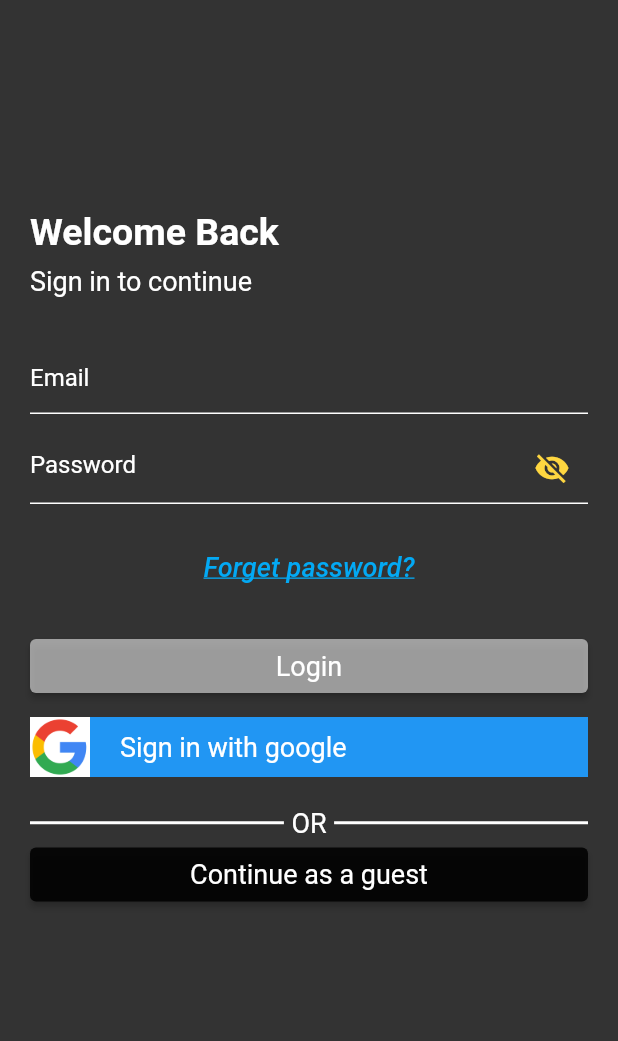
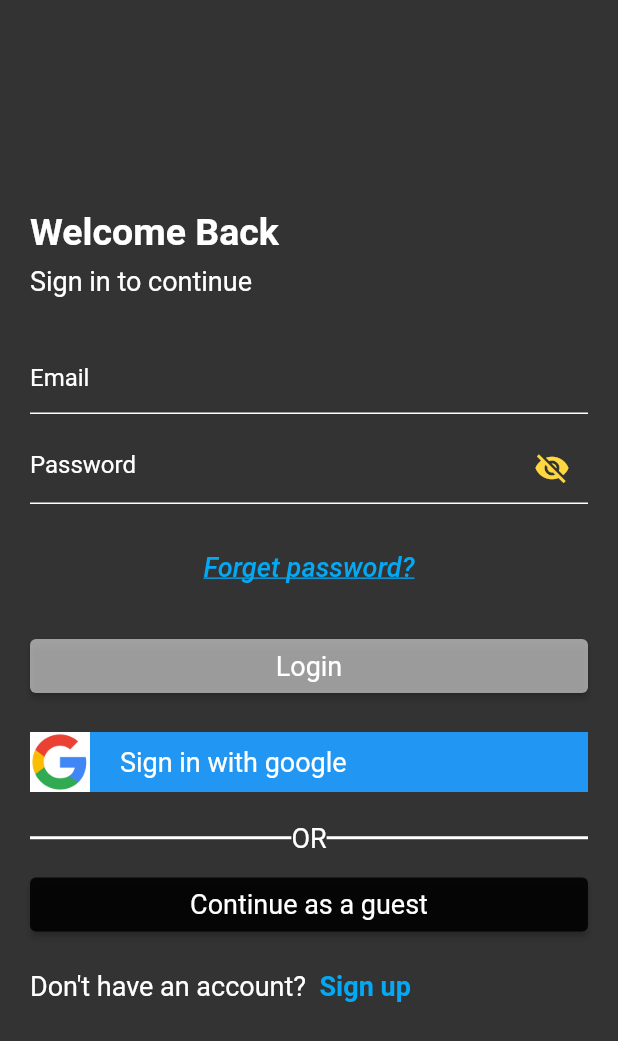
Before and after one commit to Devsaci/grocery_app_hadi_v2, a Flutter app: the screen it shows after launch, on a phone screen of 412 x 824 dp. Shown: the top 1041 px of the screen. Run offline on Flutter 3.47's test engine with Material 2 defaults, Android fonts, the phone set to English and light mode, and no system bars; drawn by our look-alikes of card_swiper; our stand-ins replace fancy_shimmer_image, flutter_iconly, shared_preferences.

Commit message:
RichText   'Don\'t have an account?' '  Sign up'

```diff
--- a/lib/screens/auth/login.dart
+++ b/lib/screens/auth/login.dart
@@ -170,7 +170,7 @@ class _LoginScreenState extends State<LoginScreen> {
                     buttonText: 'Login',
                     primary: Colors.white54,
                   ),
-                  const SizedBox(height: 10),
+                  const SizedBox(height: 20),
                   const GoogleButton(),
                   const SizedBox(height: 20),
                   Row(
@@ -181,13 +181,13 @@ class _LoginScreenState extends State<LoginScreen> {
                           thickness: 2,
                         ),
                       ),
-                      const SizedBox(width: 5),
+                      const SizedBox(height: 5),
                       TextWidget(
                         text: 'OR',
                         color: Colors.white,
                         textSize: 18,
                       ),
-                      const SizedBox(width: 5),
+                      const SizedBox(height: 5),
                       const Expanded(
                         child: Divider(
                           color: Colors.white,
@@ -196,11 +196,26 @@ class _LoginScreenState extends State<LoginScreen> {
                       ),
                     ],
                   ),
-                  const SizedBox(width: 10),
+                  const SizedBox(height: 10),
                   AuthButton(
                     fct: () {},
                     buttonText: 'Continue as a guest',
                     primary: Colors.black87,
+                  ),
+                  const SizedBox(height: 20),
+                  RichText(
+                    text: const TextSpan(
+                        text: 'Don\'t have an account?',
+                        style: TextStyle(color: Colors.white, fontSize: 18),
+                        children: [
+                          TextSpan(
+                            text: '  Sign up',
+                            style: TextStyle(
+                                color: Colors.lightBlue,
+                                fontSize: 18,
+                                fontWeight: FontWeight.w600),
+                          )
+                        ]),
                   ),
                 ],
               ),
```
